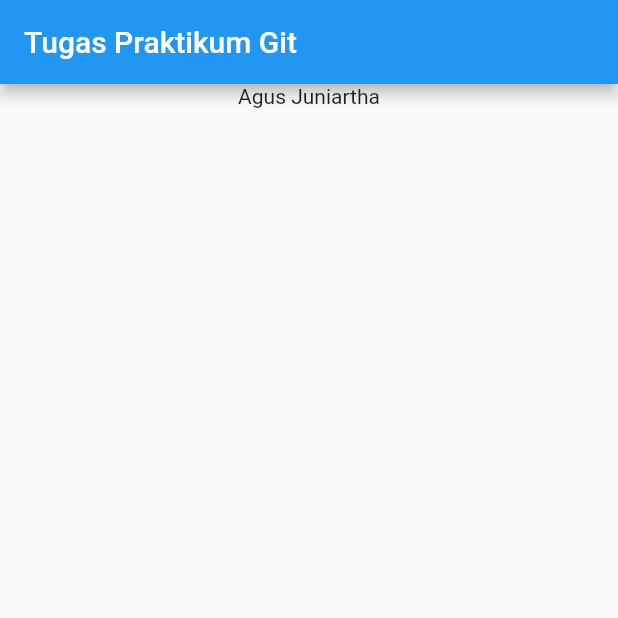
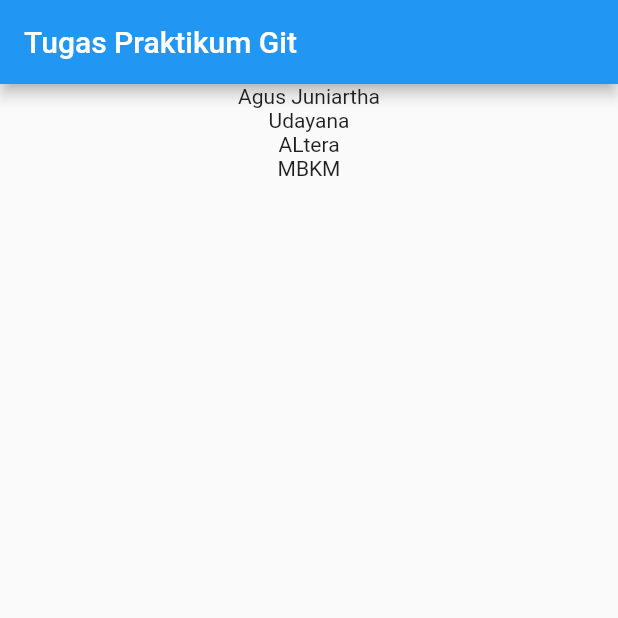
Before and after one commit to BENTOTV/tugas_altera, a Flutter app: the screen it shows after launch, on a phone screen of 412 x 824 dp, the top half of it. Run offline on Flutter 3.47's test engine with Material 2 defaults, Android fonts, the phone set to English and light mode, and no system bars.

Commit message:
menambahkan text altera dan mbkm

```diff
--- a/lib/homepage.dart
+++ b/lib/homepage.dart
@@ -10,7 +10,10 @@ class HomePage extends StatelessWidget {
       body: Center(
         child: Column(
           children:const <Widget>[
-            Text("Agus Juniartha")
+            Text("Agus Juniartha"),
+            Text("Udayana"),
+            Text("ALtera"),
+            Text("MBKM")
           ],
         ),
       ),
```
